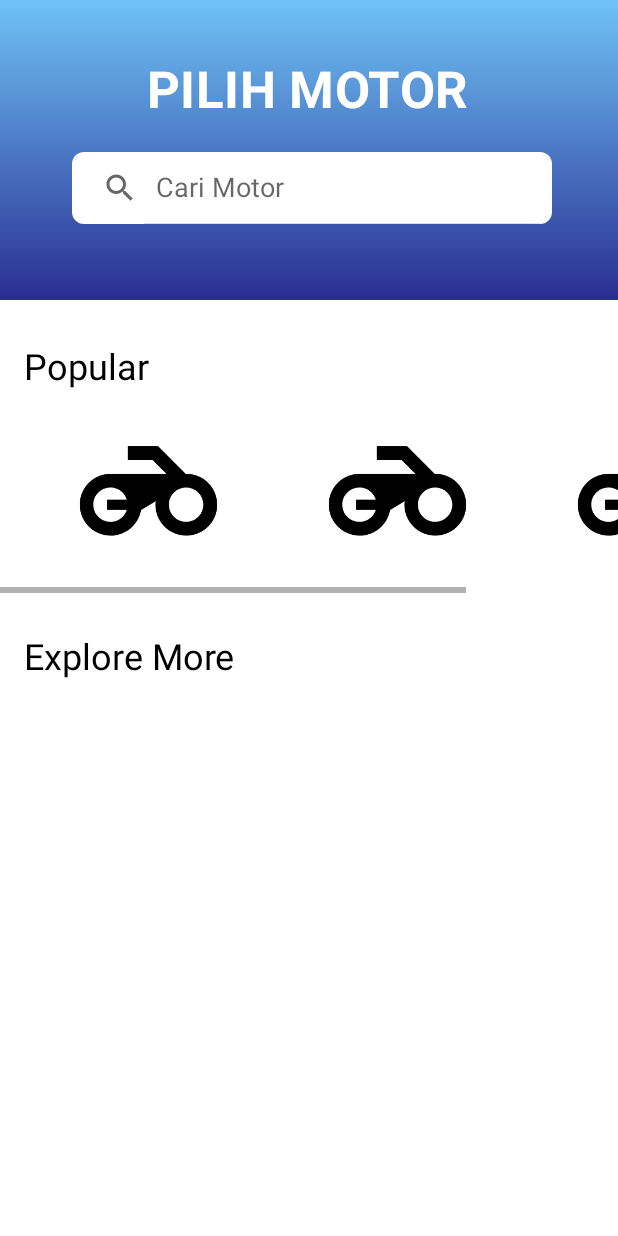
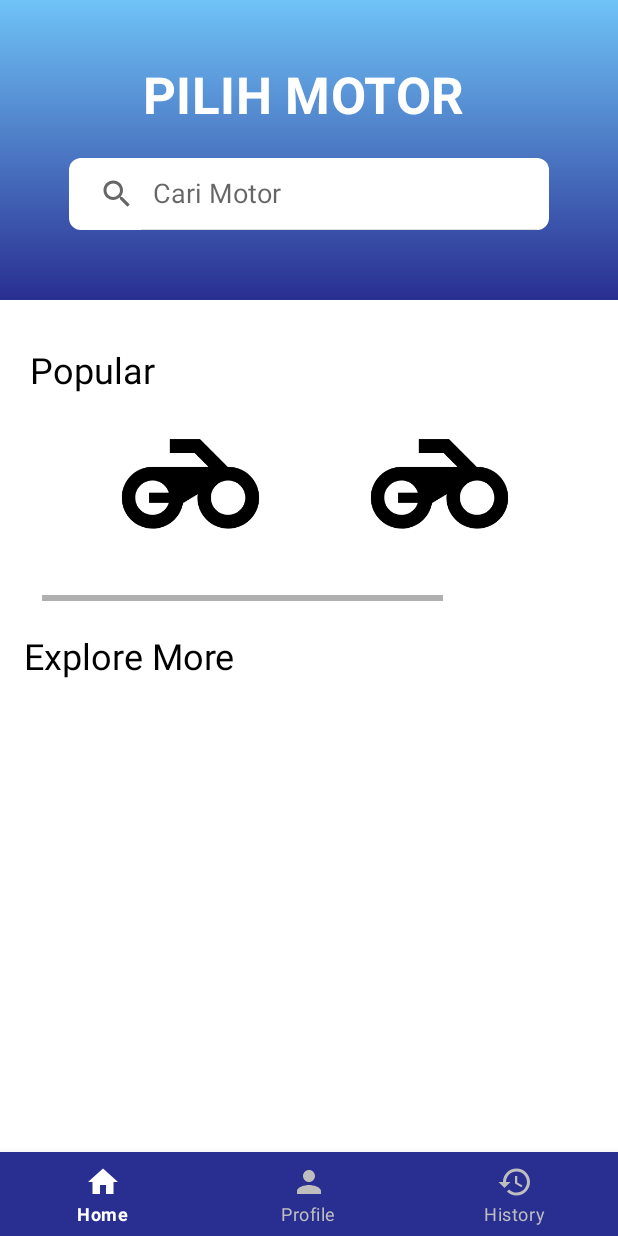
Before and after one commit to inisteven/PBP_UAS_F_KelL, an Android app: the screen it shows after launch once a user with an empty profile is signed in (Home), on a phone screen of 412 x 824 dp. Run offline under Robolectric (Android 15) with nearby library versions, the light colour scheme and no system bars; our stand-ins replace Firebase (no records; nobody signed in at launch, a user with empty details on screens opened directly); Roboto replaces fonts that are not available here.

Commit message:
master file

```diff
--- a/app/build.gradle
+++ b/app/build.gradle
@@ -33,6 +33,7 @@ dependencies {
     implementation 'androidx.constraintlayout:constraintlayout:2.0.1'
     implementation 'androidx.wear:wear:1.0.0'
     implementation 'com.google.firebase:firebase-auth:16.0.5'
+    implementation 'androidx.legacy:legacy-support-v4:1.0.0'
     testImplementation 'junit:junit:4.12'
     androidTestImplementation 'androidx.test.ext:junit:1.1.2'
     androidTestImplementation 'androidx.test.espresso:espresso-core:3.3.0'
--- a/app/src/main/java/com/stevenkristian/tubes/Home.java
+++ b/app/src/main/java/com/stevenkristian/tubes/Home.java
@@ -1,14 +1,48 @@
 package com.stevenkristian.tubes;
 
+import androidx.annotation.NonNull;
 import androidx.appcompat.app.AppCompatActivity;
 
+import android.content.Intent;
 import android.os.Bundle;
+import android.provider.ContactsContract;
+import android.view.MenuItem;
+
+import com.google.android.material.bottomnavigation.BottomNavigationView;
 
 public class Home extends AppCompatActivity {
+
+    BottomNavigationView bottomNavigation;
 
     @Override
     protected void onCreate(Bundle savedInstanceState) {
         super.onCreate(savedInstanceState);
         setContentView(R.layout.activity_home);
+        BottomNavigationView bottomNavigationView=findViewById(R.id.bottom_navigation);
+
+        //set home selected
+        bottomNavigationView.setSelectedItemId(R.id.home);
+
+        //Perform ItemSelectedListener
+        bottomNavigationView.setOnNavigationItemSelectedListener(new BottomNavigationView.OnNavigationItemSelectedListener() {
+            @Override
+            public boolean onNavigationItemSelected(@NonNull MenuItem item) {
+                switch (item.getItemId()) {
+                    case R.id.home:
+                        return true;
+                    case R.id.profile:
+                        startActivity(new Intent(getApplicationContext(),profile.class));
+                        overridePendingTransition(0,0);
+                        return true;
+//                    case R.id.history:
+//                        startActivity(new Intent(getApplicationContext(),Histor.class));
+//                        overridePendingTransition(0,0);
+//                        return true;
+                }
+                return false;
+            }
+        });
+
     }
+
 }
--- a/app/src/main/res/layout/activity_detail.xml
+++ b/app/src/main/res/layout/activity_detail.xml
@@ -22,8 +22,7 @@
         android:layout_width="match_parent"
         android:layout_height="309dp"
         android:adjustViewBounds="true"
-        android:src="@drawable/ic_launcher_foreground" />
-
+         />
 
     <ImageView
         android:id="@+id/btnBack"
--- a/app/src/main/res/layout/activity_home.xml
+++ b/app/src/main/res/layout/activity_home.xml
@@ -1,5 +1,5 @@
 <?xml version="1.0" encoding="utf-8"?>
-<androidx.constraintlayout.widget.ConstraintLayout
+<RelativeLayout
     xmlns:android="http://schemas.android.com/apk/res/android"
     xmlns:app="http://schemas.android.com/apk/res-auto"
     xmlns:tools="http://schemas.android.com/tools"
@@ -8,11 +8,11 @@
     tools:context=".Home">
 
     <RelativeLayout
+        android:id="@+id/container1"
         android:layout_width="match_parent"
         android:layout_height="200dp"
         android:padding="20dp"
-        android:background="@drawable/bg_blue_gradient"
-        tools:ignore="MissingConstraints" />
+        android:background="@drawable/bg_blue_gradient" >
 
 
         <TextView
@@ -20,17 +20,16 @@
             style="@style/TextAppearance.MaterialComponents.Headline4"
             android:layout_width="wrap_content"
             android:layout_height="wrap_content"
-        android:layout_marginTop="36dp"
-        android:layout_marginEnd="100dp"
             android:lineSpacingExtra="10dp"
+            android:layout_marginLeft="75dp"
+            android:layout_marginTop="20dp"
             android:text="@string/judulHome"
-        android:textStyle="bold"
             android:textAlignment="center"
             android:textAllCaps="true"
             android:textColor="#FFFF"
+            android:textStyle="bold"
             app:layout_constraintEnd_toEndOf="parent"
             app:layout_constraintTop_toTopOf="parent" />
-
 
         <SearchView
             android:id="@+id/searchView"
@@ -46,33 +45,34 @@
             android:queryHint="Cari Motor"
             app:layout_constraintEnd_toEndOf="parent"
             app:layout_constraintTop_toBottomOf="@+id/Judul" />
+    </RelativeLayout>
+
+    <LinearLayout
+        android:id="@+id/containerPopular"
+        android:layout_width="match_parent"
+        android:layout_height="wrap_content"
+        android:layout_below="@id/container1"
+        android:layout_alignParentStart="true"
+        android:layout_marginTop="10dp"
+        android:padding="20dp">
 
         <TextView
             android:id="@+id/popular"
             style="@style/TextAppearance.MaterialComponents.Headline5"
             android:layout_width="wrap_content"
             android:layout_height="wrap_content"
-        android:layout_below="@+id/searchView"
-        android:layout_alignParentStart="true"
-        android:layout_marginStart="16dp"
             android:text="@string/popular"
             android:textAlignment="center"
             android:textColor="#000000"
-        app:layout_constraintBottom_toBottomOf="parent"
-        app:layout_constraintStart_toStartOf="parent"
-        app:layout_constraintTop_toBottomOf="@+id/searchView"
             app:layout_constraintVertical_bias="0.122" />
 
         <HorizontalScrollView
             android:id="@+id/horizontalScrollView"
-        android:layout_width="match_parent"
-        android:layout_height="125dp"
+            android:layout_width="382dp"
+            android:layout_height="135dp"
             android:layout_below="@+id/popular"
-        android:layout_alignParentStart="true"
-        android:layout_marginTop="10dp"
-        app:layout_constraintEnd_toEndOf="parent"
-        app:layout_constraintHorizontal_bias="0.0"
-        app:layout_constraintStart_toStartOf="parent"
+            android:layout_marginStart="-75dp"
+            android:layout_marginTop="35dp"
             app:layout_constraintTop_toBottomOf="@+id/popular">
 
             <LinearLayout
@@ -104,37 +104,41 @@
 
         </HorizontalScrollView>
 
+    </LinearLayout>
+
+    <!-- Isi Explore More-->
+    <LinearLayout
+        android:layout_width="match_parent"
+        android:layout_height="wrap_content"
+        android:layout_below="@+id/containerPopular"
+        android:layout_marginEnd="0dp"
+        android:orientation="vertical"
+        app:layout_constraintEnd_toEndOf="parent"
+        app:layout_constraintStart_toStartOf="parent"
+        app:layout_constraintTop_toBottomOf="@+id/containerPopular"
+        tools:layout_editor_absoluteY="192dp">
+
         <TextView
             android:id="@+id/explore"
             style="@style/TextAppearance.MaterialComponents.Headline5"
             android:layout_width="wrap_content"
             android:layout_height="wrap_content"
             android:layout_marginStart="16dp"
-        android:layout_marginTop="25dp"
+            android:layout_marginBottom="5dp"
             android:text="@string/explore"
             android:textAlignment="center"
             android:textColor="#000000"
             app:layout_constraintStart_toStartOf="parent"
             app:layout_constraintTop_toBottomOf="@+id/horizontalScrollView" />
 
-    <!-- Isi Explore More-->
         <LinearLayout
             android:layout_width="match_parent"
-        android:layout_height="wrap_content"
-        android:orientation="vertical"
-        android:layout_marginEnd="0dp"
-        android:layout_marginStart="0dp"
-        android:layout_marginTop="16dp"
-        app:layout_constraintEnd_toEndOf="parent"
-        app:layout_constraintStart_toStartOf="parent"
-        app:layout_constraintTop_toBottomOf="@+id/explore">
-
-        <LinearLayout
-            android:layout_width="match_parent"
-            android:layout_height="wrap_content"
+            android:layout_height="500dp"
+            android:layout_below="@id/containerPopular"
+            android:layout_marginLeft="24dp"
+            android:layout_marginRight="24dp"
             android:orientation="horizontal"
-            android:layout_marginLeft="24dp"
-            android:layout_marginRight="24dp">
+            app:layout_constraintTop_toBottomOf="@+id/containerPopular">
 
             <androidx.recyclerview.widget.RecyclerView
                 android:id="@+id/recycler_view_motor"
@@ -142,24 +146,23 @@
                 android:layout_height="wrap_content"
                 app:layout_constraintEnd_toEndOf="parent"
                 app:layout_constraintStart_toStartOf="parent"
+                app:layout_constraintTop_toBottomOf="@+id/containerPopular"
                 app:layout_constraintTop_toTopOf="parent"
-                tools:listitem="@layout/adapter_recycler_view"/>
+                tools:listitem="@layout/adapter_recycler_view" />
+
 
         </LinearLayout>
-
     </LinearLayout>
 
+    <com.google.android.material.bottomnavigation.BottomNavigationView
+        android:id="@+id/bottom_navigation"
+        android:layout_width="match_parent"
+        android:layout_height="wrap_content"
+        android:layout_alignParentBottom="true"
+        app:itemBackground="@color/colorPrimary"
+        app:itemIconTint="@drawable/selector"
+        app:itemTextColor="@drawable/selector"
+        app:menu="@menu/bottom_navigation_menu" />
 
-        <!--Untuk menu bawah-->
-<!--    <com.google.android.material.bottomnavigation.BottomNavigationView-->
-<!--        android:id="@+id/bottom_navigation"-->
-<!--        android:layout_width="match_parent"-->
-<!--        android:layout_height="wrap_content"-->
-<!--        app:itemBackground="@color/colorPrimary"-->
-<!--        app:itemTextColor="@drawable/selector"-->
-<!--        app:menu="@menu/bottom_navigation_menu"-->
-<!--        app:itemIconTint="@drawable/selector"-->
-<!--        android:layout_marginTop="160dp"-->
-<!--        android:layout_alignParentBottom="true"/>-->
 
-</androidx.constraintlayout.widget.ConstraintLayout>
+</RelativeLayout>
--- a/app/src/main/res/values/strings.xml
+++ b/app/src/main/res/values/strings.xml
@@ -16,6 +16,8 @@
     <string name="judulHome">Pilih Motor</string>
     <string name="popular">Popular</string>
     <string name="explore">Explore More</string>
+    <!-- TODO: Remove or change this placeholder text -->
+    <string name="hello_blank_fragment">Hello blank fragment</string>
 
 
 </resources>
```
Also changed, not shown: app/src/main/java/com/stevenkristian/tubes/profile.java (+33 -0 lines), app/src/main/res/layout/activity_profile.xml (+5 -2 lines). Lines whose indentation alone changed are shown as unchanged.
